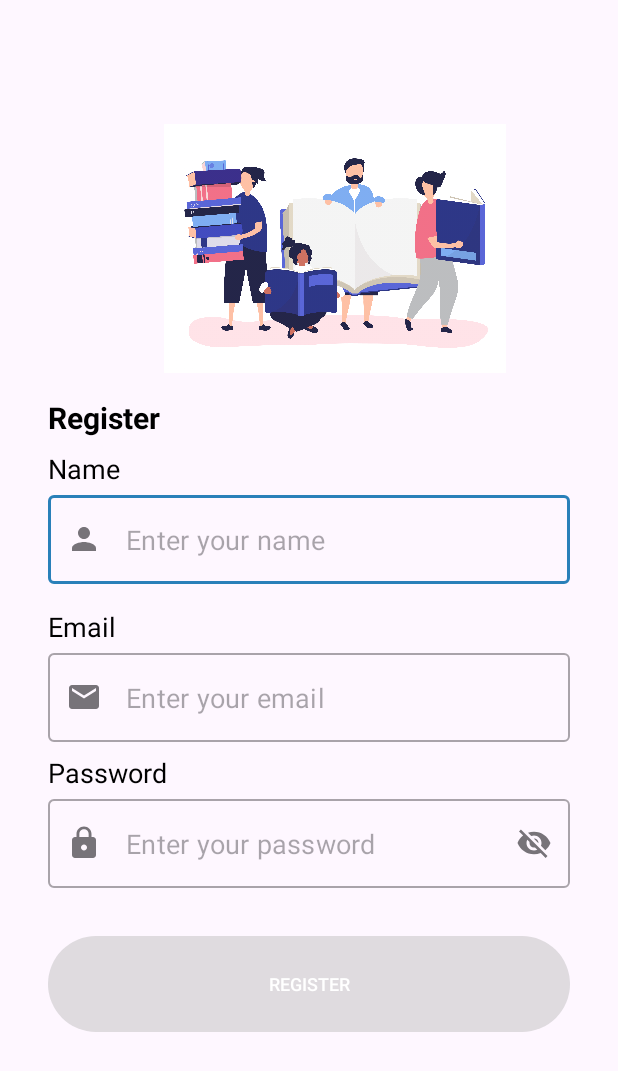
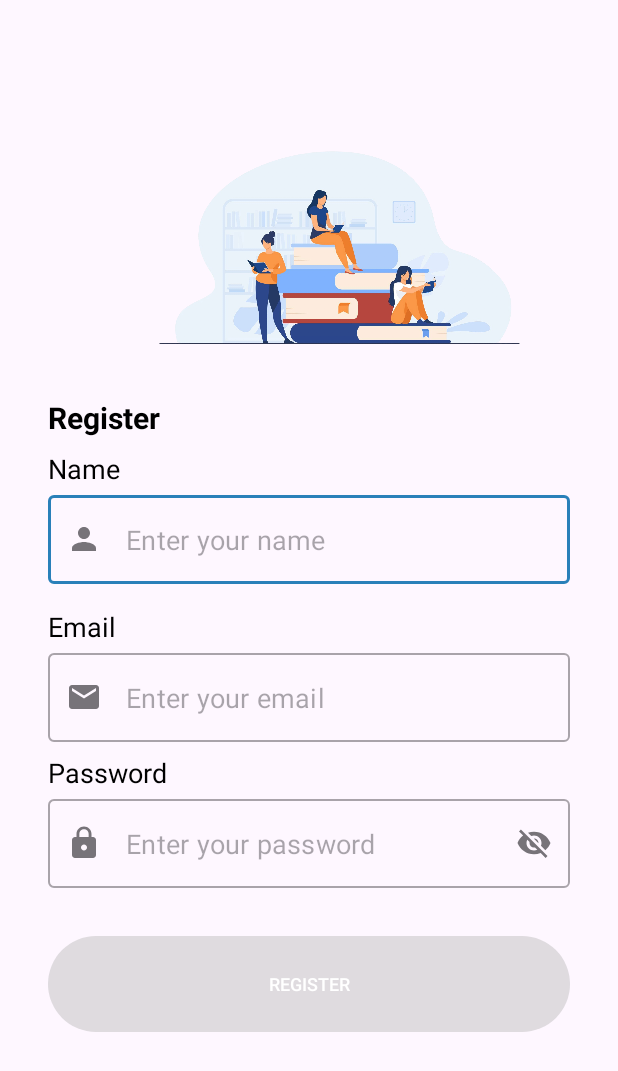
Before and after one commit to nadzrka/StoryApp, an Android app: the RegisterActivity screen opened directly, with no data from a screen before it, after a tap on an icon or button, on a phone screen of 412 x 824 dp. Shown: the top 1071 px of the screen. Run offline under Robolectric (Android 15) with nearby library versions, the phone set to English and light mode, and no system bars.

Commit message:
benerin edittext

```diff
--- a/app/src/main/java/com/nadzira/storyapp/ui/login/EmailEditText.kt
+++ b/app/src/main/java/com/nadzira/storyapp/ui/login/EmailEditText.kt
@@ -29,7 +29,8 @@ class EmailEditText @JvmOverloads constructor(
 
             override fun onTextChanged(s: CharSequence, start: Int, before: Int, count: Int) {
                 if (s.toString().isNotEmpty()) showClearButton() else hideClearButton()
-                if (!s.contains("@") || s.length < 8) {
+                val emailPattern = "[a-zA-Z0-9._-]+@[a-z]+\\.+[a-z]+"
+                if (!s.matches(emailPattern.toRegex())) {
                     setError(context.getString(R.string.email_error), null)
                 } else {
                     error = null
--- a/app/src/main/java/com/nadzira/storyapp/ui/login/PasswordEditText.kt
+++ b/app/src/main/java/com/nadzira/storyapp/ui/login/PasswordEditText.kt
@@ -30,7 +30,7 @@ class PasswordEditText @JvmOverloads constructor(
             override fun onTextChanged(s: CharSequence, start: Int, before: Int, count: Int) {
                 if (s.toString().isNotEmpty()) showClearButton() else hideClearButton()
                 if (s.toString().length < 8) {
-                    setError("Password tidak boleh kurang dari 8 karakter", null)
+                    setError(context.getString(R.string.password_setting), null)
                 } else {
                     error = null
                 }
--- a/app/src/main/res/layout/activity_register.xml
+++ b/app/src/main/res/layout/activity_register.xml
@@ -16,7 +16,7 @@
         app:layout_constraintEnd_toEndOf="parent"
         app:layout_constraintStart_toStartOf="parent"
         app:layout_constraintTop_toTopOf="@+id/guideline2"
-        app:srcCompat="@drawable/image_register"
+        app:srcCompat="@drawable/image"
         tools:ignore="ContentDescription" />
 
     <ProgressBar
--- a/app/src/main/res/values/strings.xml
+++ b/app/src/main/res/values/strings.xml
@@ -37,4 +37,5 @@
     <string name="splashscreen" tools:ignore="MissingTranslation">splashscreen</string>
     <string name="success">Success</string>
     <string name="account_created_message">Account with %1$s has been created. Please login to start.</string>
+    <string name="password_setting">Password must contain at least 8 character</string>
 </resources>
```
Also changed, not shown: app/src/main/java/com/nadzira/storyapp/ui/login/LoginActivity.kt (+5 -7 lines), 1 other file.
